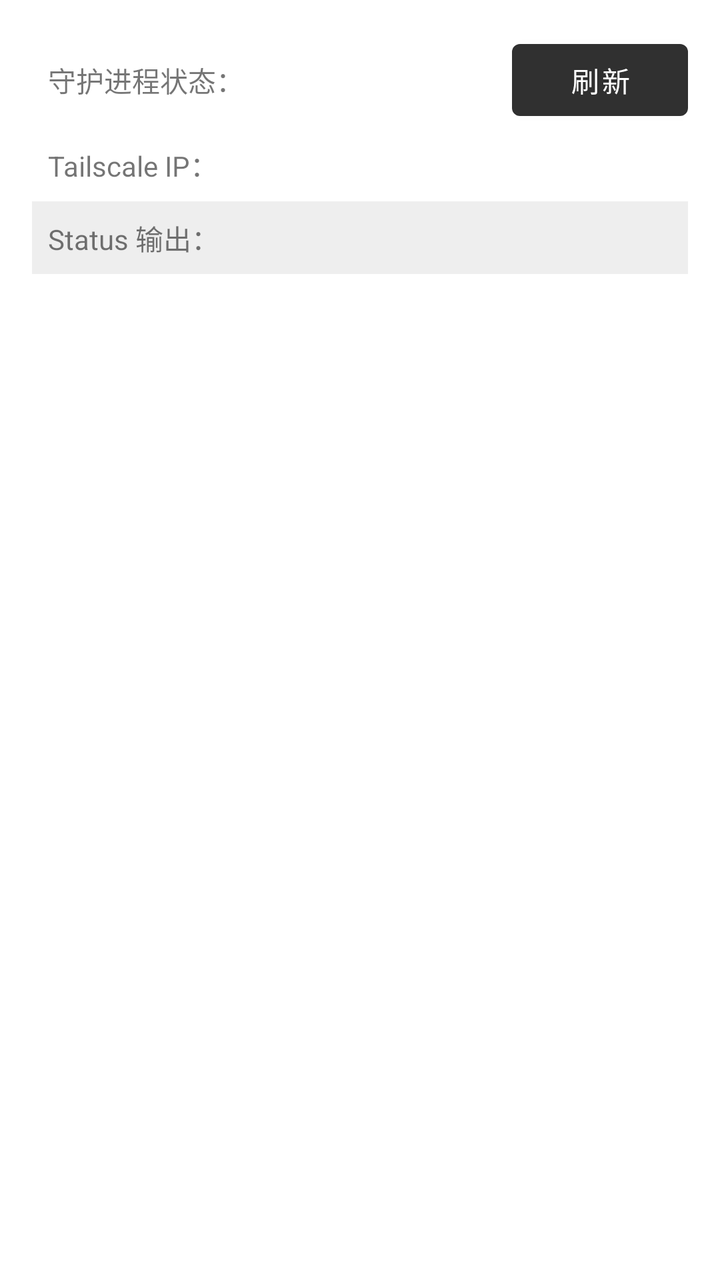
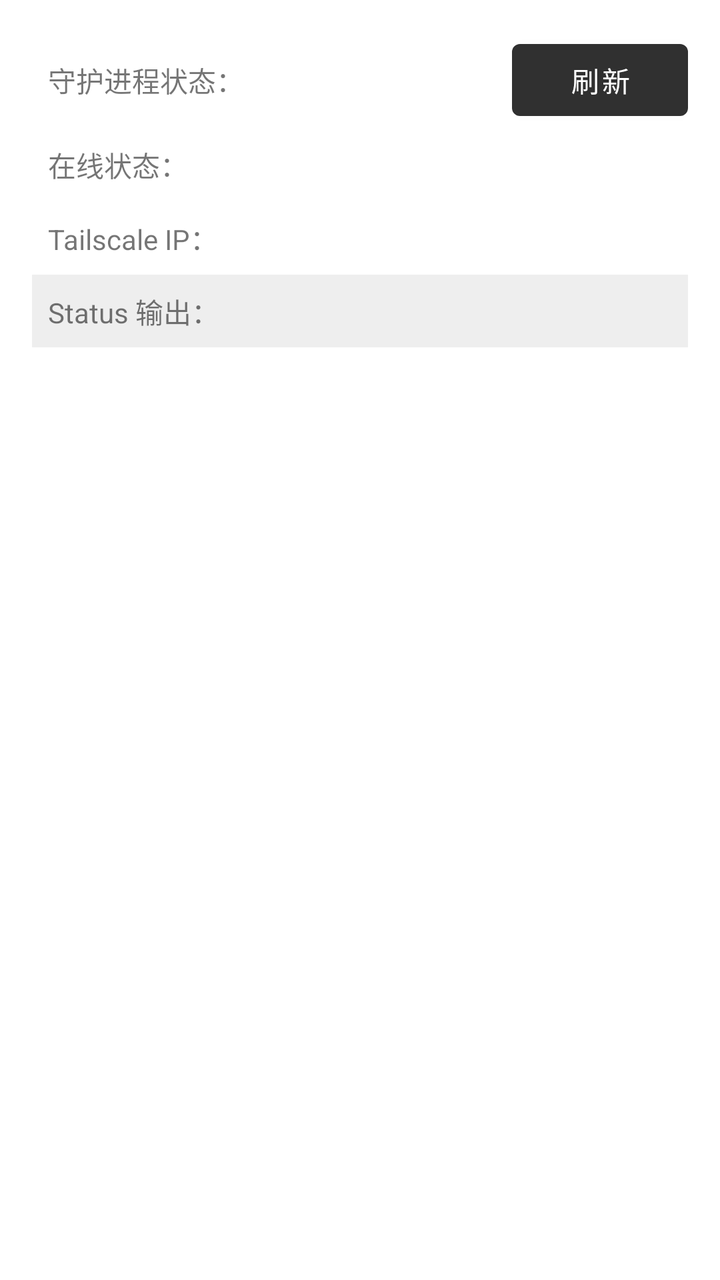

Two renders of the same Android screen: before a commit and after it. Below are the layout's source before the change and the commit's diff.
<!-- AndroidManifest.xml: application theme Theme.TailscaleRoot -->
<!-- res/layout/fragment_status.xml -->
<?xml version="1.0" encoding="utf-8"?>
<ScrollView xmlns:android="http://schemas.android.com/apk/res/android"
    xmlns:app="http://schemas.android.com/apk/res-auto"
    android:layout_width="match_parent"
    android:layout_height="match_parent"
    android:padding="16dp"
    android:layout_marginBottom="?attr/actionBarSize">

    <LinearLayout
        android:orientation="vertical"
        android:layout_width="match_parent"
        android:layout_height="wrap_content"
        android:gravity="start">

        <androidx.constraintlayout.widget.ConstraintLayout
            android:layout_width="match_parent"
            android:layout_height="wrap_content">

            <TextView
                android:id="@+id/text_daemon_status"
                app:layout_constraintTop_toTopOf="parent"
                app:layout_constraintBottom_toBottomOf="parent"
                app:layout_constraintStart_toStartOf="parent"
                app:layout_constraintEnd_toStartOf="@+id/button_refresh"
                android:layout_width="0dp"
                android:layout_height="wrap_content"
                android:padding="8dp"
                android:layout_marginEnd="8dp"
                android:ellipsize="end"
                android:maxLines="1"
                android:text="@string/text_daemonStatus" />

            <Button
                android:id="@+id/button_refresh"
                app:layout_constraintTop_toTopOf="parent"
                app:layout_constraintBottom_toBottomOf="parent"
                app:layout_constraintEnd_toEndOf="parent"
                android:layout_width="wrap_content"
                android:layout_height="wrap_content"
                android:text="@string/button_refresh_status" />

        </androidx.constraintlayout.widget.ConstraintLayout>

        <TextView
            android:id="@+id/text_ip"
            android:layout_width="match_parent"
            android:layout_height="wrap_content"
            android:text="@string/text_tailscaleIp"
            android:padding="8dp" />

        <TextView
            android:id="@+id/text_status"
            android:layout_width="match_parent"
            android:layout_height="wrap_content"
            android:text="@string/text_status"
            android:padding="8dp"
            android:background="#EEEEEE"
            android:textIsSelectable="true" />
    </LinearLayout>
</ScrollView>
<!-- resources referenced by this layout -->
<resources>
  <string name="button_refresh_status">刷新</string>
  <string name="text_daemonStatus">守护进程状态：</string>
  <string name="text_status">Status 输出：</string>
  <string name="text_tailscaleIp">Tailscale IP：</string>
  <style name="Theme.TailscaleRoot" parent="Theme.MaterialComponents.DayNight.DarkActionBar">
          
          <item name="colorPrimary">@color/gray</item>
          <item name="colorPrimaryVariant">@color/light_gray</item>
          <item name="colorOnPrimary">@color/white</item>
          
          <item name="colorSecondary">@color/teal_200</item>
          <item name="colorSecondaryVariant">@color/teal_700</item>
          <item name="colorOnSecondary">@color/black</item>
          
          <item name="android:statusBarColor">?attr/colorPrimaryVariant</item>
          
      </style>
  <color name="gray">#FF303030</color>
  <color name="light_gray">#FF404040</color>
  <color name="white">#FFFFFFFF</color>
  <color name="teal_200">#FF03DAC5</color>
  <color name="teal_700">#FF018786</color>
  <color name="black">#FF000000</color>
</resources>

<!-- the commit's change to res/layout/fragment_status.xml (unified diff, before → after) -->
@@ -42,6 +42,13 @@
         </androidx.constraintlayout.widget.ConstraintLayout>
 
         <TextView
+            android:id="@+id/text_online"
+            android:layout_width="match_parent"
+            android:layout_height="wrap_content"
+            android:text="@string/text_isOnline"
+            android:padding="8dp" />
+
+        <TextView
             android:id="@+id/text_ip"
             android:layout_width="match_parent"
             android:layout_height="wrap_content"
<!-- resource entries referenced after the edit -->
@@ -2,6 +2,7 @@
 <resources>
   <string name="button_refresh_status">刷新</string>
   <string name="text_daemonStatus">守护进程状态：</string>
+  <string name="text_isOnline">在线状态：</string>
   <string name="text_status">Status 输出：</string>
   <string name="text_tailscaleIp">Tailscale IP：</string>
   <style name="Theme.TailscaleRoot" parent="Theme.MaterialComponents.DayNight.DarkActionBar">
